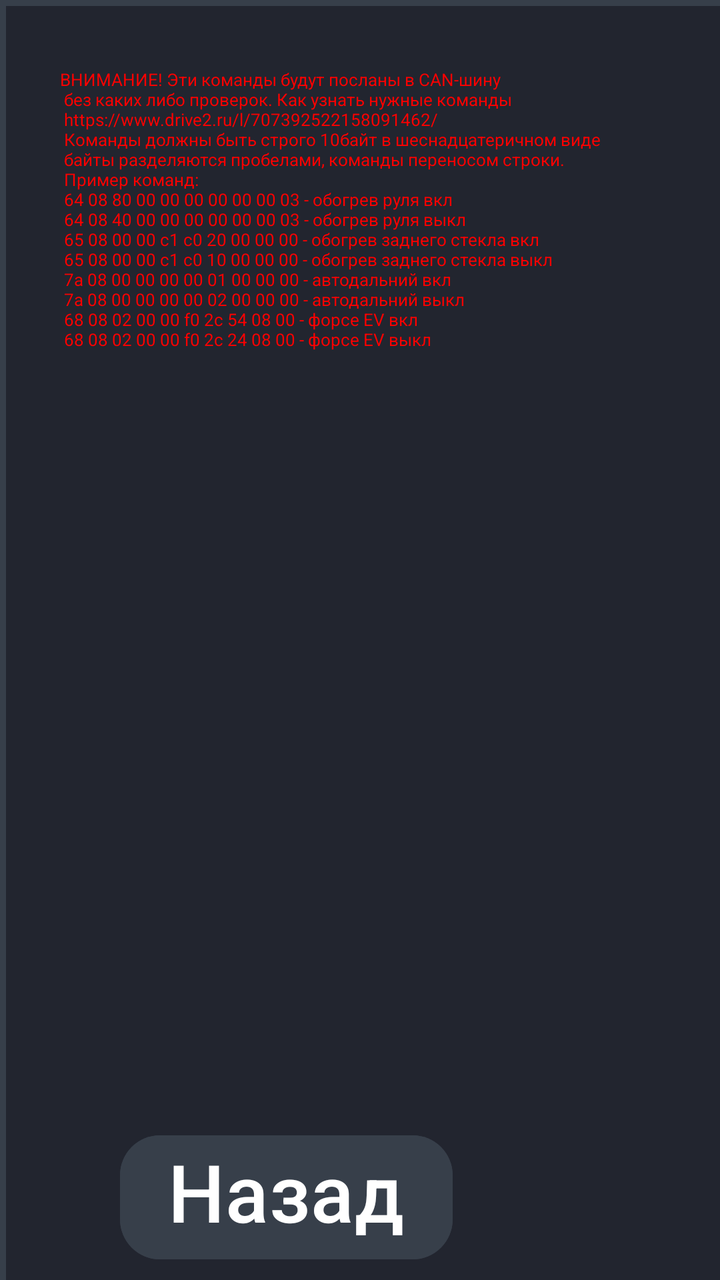
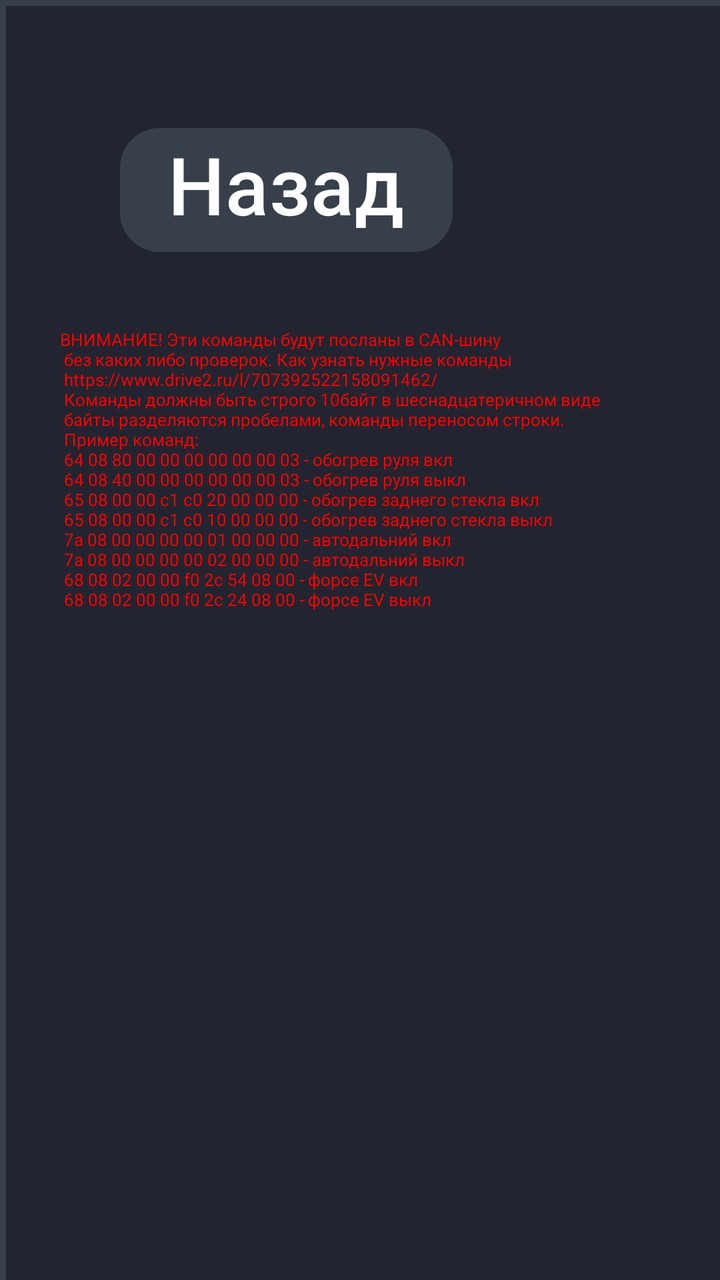

An Android layout rendered at two revisions. The XML below is the earlier revision; the diff shows what the commit changed to produce the second picture.
<!-- AndroidManifest.xml: application theme Theme.RestoreMode -->
<!-- res/layout/activity_advance.xml -->
<?xml version="1.0" encoding="utf-8"?>
<androidx.constraintlayout.widget.ConstraintLayout xmlns:android="http://schemas.android.com/apk/res/android"
    xmlns:app="http://schemas.android.com/apk/res-auto"
    xmlns:tools="http://schemas.android.com/tools"
    android:id="@+id/main"
    android:layout_width="1920dp"
    android:layout_height="720dp"
    tools:context=".AdvanceActivity">

    <GridLayout
        android:layout_width="1920dp"
        android:layout_height="720dp"
        android:animateLayoutChanges="true"
        android:background="@drawable/layout_category_bg_noround"
        android:columnCount="3"
        android:padding="30dp"
        android:rowCount="2">

        <TextView
            android:id="@+id/TextWarn"
            android:layout_width="1000dp"
            android:layout_height="500dp"
            android:text="@string/can_n_n_https_www_drive2_ru_l_707392522158091462_n_10"
            android:textColor="#ff0000"
            android:textSize="26px" />

        <EditText
            android:id="@+id/rawCanCodes"
            android:layout_height="500dp"
            android:layout_columnSpan="2"
            android:background="#ffffff"
            android:ems="17"
            android:fontFamily="monospace"
            android:gravity="clip_vertical"
            android:text="1f 08 00 04 ff f8 00 01 01 7f\n"
            android:textColor="#909090"
            android:textSize="36px" />

        <Button
            android:id="@+id/buttonBack"
            android:layout_width="wrap_content"
            android:layout_height="70dp"
            android:layout_margin="30dp"
            android:layout_marginHorizontal="20dp"
            android:layout_marginStart="30dp"
            android:backgroundTint="#373f4a"
            android:onClick="onButtonClickFinish"
            android:paddingTop="0dp"
            android:text="Назад"
            android:textColor="#FFFFFF"
            android:textSize="40dp"
            app:cornerRadius="20dp" />

        <Button
            android:id="@+id/buttonClean"
            android:layout_width="wrap_content"
            android:layout_height="70dp"
            android:layout_row="1"
            android:layout_column="2"
            android:layout_gravity="left"
            android:layout_margin="30dp"
            android:layout_marginHorizontal="20dp"
            android:layout_marginStart="30dp"
            android:backgroundTint="#373f4a"
            android:onClick="onButtonClickClean"
            android:paddingTop="0dp"
            android:text="Очистить"
            android:textColor="#FFFFFF"
            android:textSize="40dp"
            app:cornerRadius="20dp" />

        <NumberPicker
            android:id="@+id/pickerCustomCommandCount"
            android:layout_width="120dp"
            android:layout_height="120dp"
            android:layout_row="1"
            android:layout_column="1"
            android:layout_gravity="end"
            android:layout_marginStart="300dp"
            android:orientation="horizontal"
            android:outlineAmbientShadowColor="#C14A24"
            android:outlineSpotShadowColor="#8BC34A" />

        <TextView
            android:id="@+id/textView"
            android:layout_width="wrap_content"
            android:layout_height="62dp"
            android:layout_row="1"
            android:layout_column="1"
            android:layout_gravity="left"
            android:layout_margin="30dp"
            android:text="Повторы"
            android:textColor="#FFFFFF"
            android:textSize="40dp" />


    </GridLayout>
</androidx.constraintlayout.widget.ConstraintLayout>
<!-- resources referenced by this layout -->
<resources>
  <!-- drawable layout_category_bg_noround (drawable) -->
  <?xml version="1.0" encoding="UTF-8"?>
  <shape xmlns:android="http://schemas.android.com/apk/res/android">
      <solid android:color="#22252f"/>
      <stroke android:width="3dp" android:color="#373f4a" />
      <corners android:radius="0dp"/>
      <padding android:left="30dp" android:top="30dp" android:right="30dp" android:bottom="30dp" />
  </shape>
  <string name="can_n_n_https_www_drive2_ru_l_707392522158091462_n_10">
          ВНИМАНИЕ! Эти команды будут посланы в CAN-шину\n
          без каких либо проверок. Как узнать нужные команды\n
          https://www.drive2.ru/l/707392522158091462/\n
          Команды должны быть строго 10байт в шеснадцатеричном виде\n
          байты разделяются пробелами, команды переносом строки.\n
          Пример команд:\n
          64 08 80 00 00 00 00 00 00 03 - обогрев руля вкл\n
          64 08 40 00 00 00 00 00 00 03 - обогрев руля выкл\n
          65 08 00 00 c1 c0 20 00 00 00 - обогрев заднего стекла вкл\n
          65 08 00 00 c1 c0 10 00 00 00 - обогрев заднего стекла выкл\n
          7a 08 00 00 00 00 01 00 00 00 - автодальний вкл\n
          7a 08 00 00 00 00 02 00 00 00 - автодальний выкл\n
          68 08 02 00 00 f0 2c 54 08 00 - форсе EV вкл\n
          68 08 02 00 00 f0 2c 24 08 00 - форсе EV выкл
      </string>
  <style name="Theme.RestoreMode" parent="Base.Theme.RestoreMode" />
  <style name="Base.Theme.RestoreMode" parent="Theme.Material3.DayNight.NoActionBar">
          
          
      </style>
</resources>

<!-- the commit's change to res/layout/activity_advance.xml (unified diff, before → after) -->
@@ -20,6 +20,8 @@
             android:id="@+id/TextWarn"
             android:layout_width="1000dp"
             android:layout_height="500dp"
+            android:layout_row="1"
+            android:layout_column="0"
             android:text="@string/can_n_n_https_www_drive2_ru_l_707392522158091462_n_10"
             android:textColor="#ff0000"
             android:textSize="26px" />
@@ -27,6 +29,8 @@
         <EditText
             android:id="@+id/rawCanCodes"
             android:layout_height="500dp"
+            android:layout_row="1"
+            android:layout_column="1"
             android:layout_columnSpan="2"
             android:background="#ffffff"
             android:ems="17"
@@ -41,6 +45,8 @@
             android:layout_width="wrap_content"
             android:layout_height="70dp"
             android:layout_margin="30dp"
+            android:layout_row="0"
+            android:layout_column="0"
             android:layout_marginHorizontal="20dp"
             android:layout_marginStart="30dp"
             android:backgroundTint="#373f4a"
@@ -55,7 +61,7 @@
             android:id="@+id/buttonClean"
             android:layout_width="wrap_content"
             android:layout_height="70dp"
-            android:layout_row="1"
+            android:layout_row="0"
             android:layout_column="2"
             android:layout_gravity="left"
             android:layout_margin="30dp"
@@ -73,7 +79,7 @@
             android:id="@+id/pickerCustomCommandCount"
             android:layout_width="120dp"
             android:layout_height="120dp"
-            android:layout_row="1"
+            android:layout_row="0"
             android:layout_column="1"
             android:layout_gravity="end"
             android:layout_marginStart="300dp"
@@ -85,7 +91,7 @@
             android:id="@+id/textView"
             android:layout_width="wrap_content"
             android:layout_height="62dp"
-            android:layout_row="1"
+            android:layout_row="0"
             android:layout_column="1"
             android:layout_gravity="left"
             android:layout_margin="30dp"
